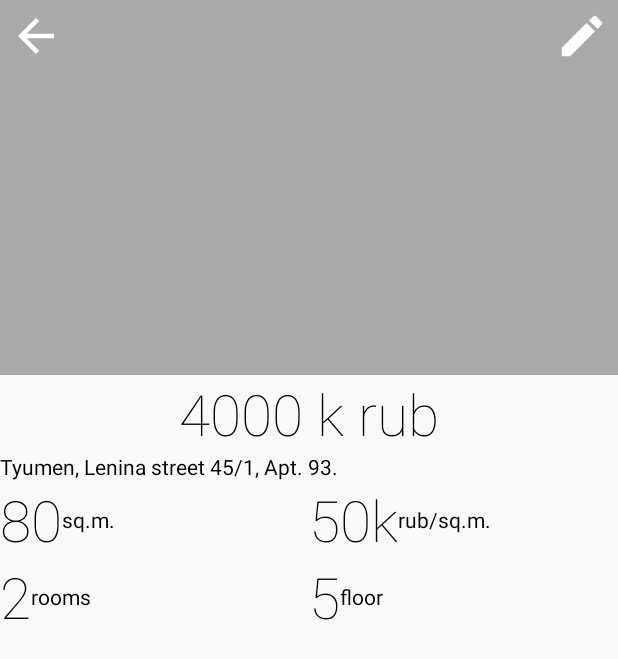
After one commit to TanyaYu/RealEstate, an Android app: the layout fragment_real_estate_details.xml on its own in the app's theme, with its tools: preview values and no code run, on a phone screen of 412 x 824 dp. The commit adds this screen. Shown: the top 659 px of the screen. Run offline under Robolectric (Android 15) with nearby library versions, the phone set to English and light mode, and no system bars.

Commit message:
Real estate details activity: layout, navigation

```diff
--- /dev/null
+++ b/app/src/main/res/drawable/ic_arrow_back.xml
@@ -0,0 +1,9 @@
+<vector xmlns:android="http://schemas.android.com/apk/res/android"
+        android:width="24dp"
+        android:height="24dp"
+        android:viewportWidth="24.0"
+        android:viewportHeight="24.0">
+    <path
+        android:fillColor="@color/primaryTextInverse"
+        android:pathData="M20,11H7.83l5.59,-5.59L12,4l-8,8 8,8 1.41,-1.41L7.83,13H20v-2z"/>
+</vector>
--- /dev/null
+++ b/app/src/main/res/drawable/ic_edit.xml
@@ -0,0 +1,9 @@
+<vector xmlns:android="http://schemas.android.com/apk/res/android"
+        android:width="24dp"
+        android:height="24dp"
+        android:viewportWidth="24.0"
+        android:viewportHeight="24.0">
+    <path
+        android:fillColor="@color/primaryTextInverse"
+        android:pathData="M3,17.25V21h3.75L17.81,9.94l-3.75,-3.75L3,17.25zM20.71,7.04c0.39,-0.39 0.39,-1.02 0,-1.41l-2.34,-2.34c-0.39,-0.39 -1.02,-0.39 -1.41,0l-1.83,1.83 3.75,3.75 1.83,-1.83z"/>
+</vector>
--- /dev/null
+++ b/app/src/main/res/layout/fragment_real_estate_details.xml
@@ -0,0 +1,188 @@
+<?xml version="1.0" encoding="utf-8"?>
+<layout xmlns:android="http://schemas.android.com/apk/res/android"
+    xmlns:app="http://schemas.android.com/apk/res-auto"
+    xmlns:tools="http://schemas.android.com/tools">
+
+    <data>
+
+        <variable
+            name="item"
+            type="com.tanyayuferova.realestate.entity.RealEstate" />
+
+        <variable
+            name="context"
+            type="android.content.Context" />
+
+        <import type="com.tanyayuferova.realestate.utils.NumbersFormatUtils" />
+    </data>
+
+    <android.support.design.widget.CoordinatorLayout
+        android:id="@+id/coordinator"
+        android:layout_width="match_parent"
+        android:layout_height="match_parent">
+
+        <android.support.constraint.ConstraintLayout
+            android:layout_width="match_parent"
+            android:layout_height="match_parent">
+
+            <android.support.constraint.Guideline
+                android:id="@+id/guide_line_center"
+                android:layout_width="wrap_content"
+                android:layout_height="wrap_content"
+                android:orientation="vertical"
+                app:layout_constraintGuide_percent="0.5" />
+
+            <ImageView
+                android:id="@+id/iv_photo"
+                android:layout_width="0dp"
+                android:layout_height="@dimen/fragment_real_estate_details_photo_height"
+                android:adjustViewBounds="true"
+                android:contentDescription="@string/image_description_real_estate"
+                android:scaleType="centerCrop"
+                app:imageUrl="@{item.photo}"
+                app:layout_constraintEnd_toEndOf="parent"
+                app:layout_constraintStart_toStartOf="parent"
+                app:layout_constraintTop_toTopOf="parent"
+                tools:background="@android:color/darker_gray" />
+
+            <TextView
+                android:id="@+id/tv_price"
+                android:layout_width="0dp"
+                android:layout_height="wrap_content"
+                android:fontFamily="sans-serif-thin"
+                android:text='@{NumbersFormatUtils.numberToShortDescription(item.price, context) + " " + @string/rub}'
+                android:textAlignment="center"
+                android:textSize="@dimen/fragment_real_estate_details_price_text_size"
+                app:layout_constraintEnd_toEndOf="parent"
+                app:layout_constraintStart_toStartOf="parent"
+                app:layout_constraintTop_toBottomOf="@id/iv_photo"
+                tools:text="4000 k rub" />
+
+            <TextView
+                android:id="@+id/tv_address"
+                android:layout_width="0dp"
+                android:layout_height="wrap_content"
+                android:text="@{item.address}"
+                app:layout_constraintEnd_toEndOf="parent"
+                app:layout_constraintStart_toStartOf="parent"
+                app:layout_constraintTop_toBottomOf="@id/tv_price"
+                tools:text="Tyumen, Lenina street 45/1, Apt. 93." />
+
+            <TextView
+                android:id="@+id/tv_area"
+                android:layout_width="wrap_content"
+                android:layout_height="wrap_content"
+                android:fontFamily="sans-serif-thin"
+                android:maxLines="1"
+                android:text='@{String.format("%1$,.0f", item.area)}'
+                android:textSize="@dimen/fragment_real_estate_details_price_text_size"
+                app:layout_constraintStart_toStartOf="parent"
+                app:layout_constraintTop_toBottomOf="@id/tv_address"
+                tools:text="80" />
+
+            <TextView
+                android:id="@+id/tv_sqm"
+                android:layout_width="0dp"
+                android:layout_height="wrap_content"
+                android:ellipsize="end"
+                android:maxLines="1"
+                android:text="@string/square_meters"
+                app:layout_constraintBottom_toBottomOf="@id/tv_area"
+                app:layout_constraintEnd_toEndOf="@id/guide_line_center"
+                app:layout_constraintStart_toEndOf="@id/tv_area"
+                app:layout_constraintTop_toTopOf="@id/tv_area" />
+
+            <TextView
+                android:id="@+id/tv_price_per_sqm"
+                android:layout_width="wrap_content"
+                android:layout_height="wrap_content"
+                android:fontFamily="sans-serif-thin"
+                android:maxLines="1"
+                android:text='@{String.format("%1$,.0f", item.price/item.area)}'
+                android:textSize="@dimen/fragment_real_estate_details_price_text_size"
+                app:layout_constraintStart_toEndOf="@id/guide_line_center"
+                app:layout_constraintTop_toBottomOf="@id/tv_address"
+                tools:text="50k" />
+
+            <TextView
+                android:id="@+id/tv_rubsqm"
+                android:layout_width="0dp"
+                android:layout_height="wrap_content"
+                android:ellipsize="end"
+                android:maxLines="1"
+                android:text="@string/rub_per_square_meters"
+                app:layout_constraintBottom_toBottomOf="@id/tv_price_per_sqm"
+                app:layout_constraintEnd_toEndOf="parent"
+                app:layout_constraintStart_toEndOf="@id/tv_price_per_sqm"
+                app:layout_constraintTop_toTopOf="@id/tv_price_per_sqm" />
+
+            <TextView
+                android:id="@+id/tv_rooms_count"
+                android:layout_width="wrap_content"
+                android:layout_height="wrap_content"
+                android:fontFamily="sans-serif-thin"
+                android:maxLines="1"
+                android:text='@{String.valueOf(item.roomsCount)}'
+                android:textSize="@dimen/fragment_real_estate_details_price_text_size"
+                app:layout_constraintStart_toStartOf="parent"
+                app:layout_constraintTop_toBottomOf="@id/tv_area"
+                tools:text="2" />
+
+            <TextView
+                android:id="@+id/tv_rooms"
+                android:layout_width="0dp"
+                android:layout_height="wrap_content"
+                android:ellipsize="end"
+                android:maxLines="1"
+                android:text="@{@plurals/numberOfRooms(item.roomsCount)}"
+                app:layout_constraintBottom_toBottomOf="@id/tv_rooms_count"
+                app:layout_constraintEnd_toStartOf="@id/guide_line_center"
+                app:layout_constraintStart_toEndOf="@id/tv_rooms_count"
+                app:layout_constraintTop_toTopOf="@id/tv_rooms_count"
+                tools:text="rooms" />
+
+            <TextView
+                android:id="@+id/tv_floor_value"
+                android:layout_width="wrap_content"
+                android:layout_height="wrap_content"
+                android:fontFamily="sans-serif-thin"
+                android:maxLines="1"
+                android:text='@{String.valueOf(item.floor)}'
+                android:textSize="@dimen/fragment_real_estate_details_price_text_size"
+                app:layout_constraintStart_toEndOf="@id/guide_line_center"
+                app:layout_constraintTop_toBottomOf="@id/tv_price_per_sqm"
+                tools:text="5" />
+
+            <TextView
+                android:id="@+id/tv_floor"
+                android:layout_width="0dp"
+                android:layout_height="wrap_content"
+                android:ellipsize="end"
+                android:maxLines="1"
+                android:text="@string/floor"
+                app:layout_constraintBottom_toBottomOf="@id/tv_floor_value"
+                app:layout_constraintEnd_toEndOf="parent"
+                app:layout_constraintStart_toEndOf="@id/tv_floor_value"
+                app:layout_constraintTop_toTopOf="@id/tv_floor_value" />
+
+        </android.support.constraint.ConstraintLayout>
+
+        <ImageView
+            android:id="@+id/iv_back"
+            android:layout_width="@dimen/fragment_real_estate_details_action_icons_size"
+            android:layout_height="@dimen/fragment_real_estate_details_action_icons_size"
+            android:layout_gravity="start|top"
+            android:layout_margin="@dimen/fragment_real_estate_details_action_icons_margin"
+            android:contentDescription="@string/action_back"
+            app:srcCompat="@drawable/ic_arrow_back" />
+
+        <ImageView
+            android:id="@+id/iv_edit"
+            android:layout_width="@dimen/fragment_real_estate_details_action_icons_size"
+            android:layout_height="@dimen/fragment_real_estate_details_action_icons_size"
+            android:layout_gravity="end|top"
+            android:layout_margin="@dimen/fragment_real_estate_details_action_icons_margin"
+            android:contentDescription="@string/action_edit"
+            app:srcCompat="@drawable/ic_edit" />
+    </android.support.design.widget.CoordinatorLayout>
+</layout>
--- a/app/src/main/res/layout/item_real_estate.xml
+++ b/app/src/main/res/layout/item_real_estate.xml
@@ -12,6 +12,7 @@
             name="context"
             type="android.content.Context"/>
         <import type="android.text.Html" />
+        <import type="com.tanyayuferova.realestate.utils.NumbersFormatUtils" />
 
     </data>
 
@@ -54,7 +55,7 @@
                 android:background="@color/darkBackground"
                 android:paddingEnd="@dimen/item_real_estate_description_horizontal_padding"
                 android:paddingStart="@dimen/item_real_estate_description_horizontal_padding"
-                android:text="@{Html.fromHtml(String.format(@string/address_description, item.address, item.area))}"
+                android:text="@{Html.fromHtml(@string/address_description(item.address, item.area))}"
                 android:textColor="@color/primaryTextInverse"
                 android:textSize="@dimen/item_real_estate_description_text_size"
                 app:layout_constraintBottom_toTopOf="@id/tv_price"
@@ -69,7 +70,7 @@
                 android:background="@color/darkBackground"
                 android:paddingEnd="@dimen/item_real_estate_description_horizontal_padding"
                 android:paddingStart="@dimen/item_real_estate_description_horizontal_padding"
-                android:text="@{item.getPriceShortDescription(context)}"
+                android:text='@{NumbersFormatUtils.numberToShortDescription(item.price, context) + " " + @string/rub}'
                 android:textColor="@color/primaryTextInverse"
                 android:textSize="@dimen/item_real_estate_price_text_size"
                 app:layout_constraintBottom_toBottomOf="@id/iv_photo"
--- a/app/src/main/res/values/dimens.xml
+++ b/app/src/main/res/values/dimens.xml
@@ -8,4 +8,9 @@
     <dimen name="item_real_estate_description_horizontal_padding">5dp</dimen>
     <dimen name="item_real_estate_vertical_margin">3dp</dimen>
     <dimen name="item_real_estate_horizontal_margin">6dp</dimen>
+
+    <dimen name="fragment_real_estate_details_photo_height">250dp</dimen>
+    <dimen name="fragment_real_estate_details_action_icons_size">36dp</dimen>
+    <dimen name="fragment_real_estate_details_action_icons_margin">6dp</dimen>
+    <dimen name="fragment_real_estate_details_price_text_size">38sp</dimen>
 </resources>
--- /dev/null
+++ b/app/src/main/res/values/plurals.xml
@@ -0,0 +1,7 @@
+<?xml version="1.0" encoding="utf-8"?>
+<resources>
+    <plurals name="numberOfRooms">
+        <item quantity="one">room</item>
+        <item quantity="other">rooms</item>
+    </plurals>
+</resources>
--- a/app/src/main/res/values/strings.xml
+++ b/app/src/main/res/values/strings.xml
@@ -1,11 +1,16 @@
 <resources>
     <string name="app_name">Real estate catalog</string>
-    <string name="price_kilo_description">%1$,.0f k rub</string>
-    <string name="price_description">%1$,.2f rub</string>
+    <string name="rub">rub</string>
+    <string name="square_meters">sq.m.</string>
+    <string name="rub_per_square_meters">rub/sq.m.</string>
+    <string name="kilo">k</string>
+    <string name="floor">floor</string>
     <string name="address_description"><![CDATA[%1$s - <b>%2$.0f sq.m</b>]]></string>
 
     <string name="activity_real_estate_list_title">Real estate catalog</string>
     <string name="image_description_real_estate">Real estate</string>
     <string name="action_logout">Logout</string>
+    <string name="action_edit">Edit</string>
+    <string name="action_back">Back</string>
 
 </resources>
--- a/app/src/main/res/values/styles.xml
+++ b/app/src/main/res/values/styles.xml
@@ -1,4 +1,4 @@
-<resources>
+<resources xmlns:tools="http://schemas.android.com/tools">
 
     <style name="AppTheme" parent="Theme.AppCompat.Light.NoActionBar">
         <item name="colorPrimary">@color/primary</item>
@@ -14,4 +14,8 @@
         <item name="android:textColorPrimary">?android:textColorPrimaryInverse</item>
         <item name="android:actionMenuTextColor">?android:textColorPrimary</item>
     </style>
+
+    <style name="AppTheme.TranparentStausBar" parent="AppTheme">
+        <item name="android:windowTranslucentStatus" tools:targetApi="kitkat">true</item>
+    </style>
 </resources>
```
Also changed, not shown: app/src/main/AndroidManifest.xml (+8 -0 lines), app/src/main/java/com/tanyayuferova/realestate/entity/RealEstate.java (+19 -11 lines), app/src/main/java/com/tanyayuferova/realestate/ui/RealEstateDetailsActivity.java (added, +51 -0 lines), app/src/main/java/com/tanyayuferova/realestate/ui/RealEstateDetailsFragment.java (added, +52 -0 lines), app/src/main/java/com/tanyayuferova/realestate/ui/RealEstateListActivity.java (+13 -2 lines), app/src/main/java/com/tanyayuferova/realestate/utils/NumbersFormatUtils.java (added, +30 -0 lines), app/src/main/res/layout/activity_real_estate_details.xml (added, +16 -0 lines), 2 other files.
